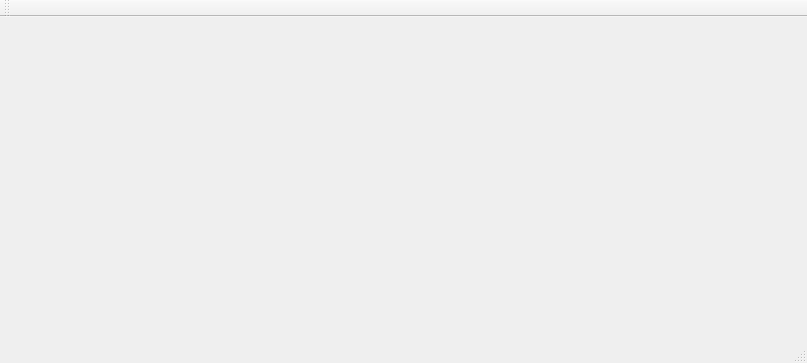
Above: GraphicsViewDemo/GraphicsViewDemo.ui from MarkChen16/QtDemo before the change. Below: the same form after it.
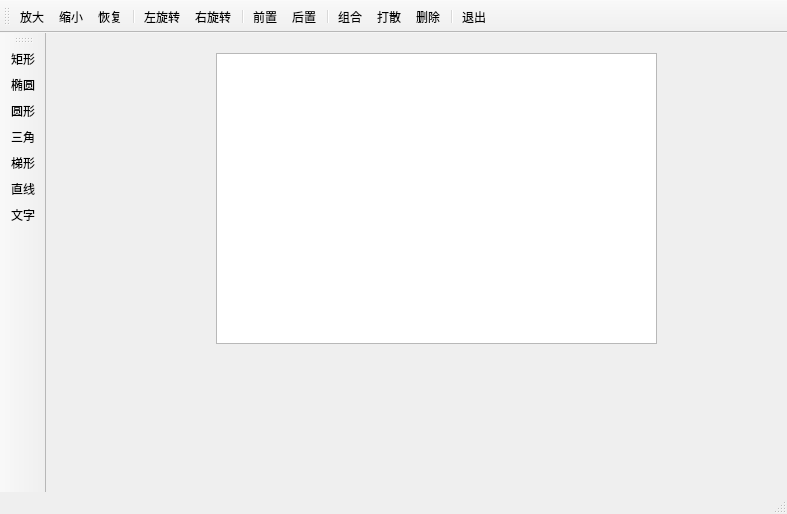
That is the form after the change. Icons and pictures are not drawn. Custom widgets are drawn as their Qt base class.

```diff
--- a/GraphicsViewDemo/GraphicsViewDemo.ui
+++ b/GraphicsViewDemo/GraphicsViewDemo.ui
@@ -6,14 +6,34 @@
    <rect>
     <x>0</x>
     <y>0</y>
-    <width>807</width>
-    <height>363</height>
+    <width>787</width>
+    <height>514</height>
    </rect>
   </property>
   <property name="windowTitle">
    <string>GraphicsViewDemo</string>
   </property>
-  <widget class="QWidget" name="centralWidget"/>
+  <widget class="QWidget" name="centralWidget">
+   <widget class="QWGraphicsView" name="graphicsView">
+    <property name="geometry">
+     <rect>
+      <x>170</x>
+      <y>20</y>
+      <width>441</width>
+      <height>291</height>
+     </rect>
+    </property>
+    <property name="verticalScrollBarPolicy">
+     <enum>Qt::ScrollBarAsNeeded</enum>
+    </property>
+    <property name="horizontalScrollBarPolicy">
+     <enum>Qt::ScrollBarAsNeeded</enum>
+    </property>
+    <property name="sizeAdjustPolicy">
+     <enum>QAbstractScrollArea::AdjustIgnored</enum>
+    </property>
+   </widget>
+  </widget>
   <widget class="QMenuBar" name="menuBar">
    <property name="geometry">
     <rect>
@@ -25,16 +45,251 @@
    </property>
   </widget>
   <widget class="QToolBar" name="mainToolBar">
+   <property name="toolButtonStyle">
+    <enum>Qt::ToolButtonTextUnderIcon</enum>
+   </property>
    <attribute name="toolBarArea">
     <enum>TopToolBarArea</enum>
    </attribute>
    <attribute name="toolBarBreak">
     <bool>false</bool>
    </attribute>
+   <addaction name="actEnlarge"/>
+   <addaction name="actLessen"/>
+   <addaction name="actGoBack"/>
+   <addaction name="separator"/>
+   <addaction name="actLeftTrans"/>
+   <addaction name="actRightTrans"/>
+   <addaction name="separator"/>
+   <addaction name="actGoFront"/>
+   <addaction name="actGoBottom"/>
+   <addaction name="separator"/>
+   <addaction name="actGroup"/>
+   <addaction name="actNoGroup"/>
+   <addaction name="actDel"/>
+   <addaction name="separator"/>
+   <addaction name="actQuit"/>
   </widget>
   <widget class="QStatusBar" name="statusBar"/>
+  <widget class="QToolBar" name="toolBar">
+   <property name="acceptDrops">
+    <bool>false</bool>
+   </property>
+   <property name="windowTitle">
+    <string>toolBar</string>
+   </property>
+   <property name="toolButtonStyle">
+    <enum>Qt::ToolButtonTextUnderIcon</enum>
+   </property>
+   <attribute name="toolBarArea">
+    <enum>LeftToolBarArea</enum>
+   </attribute>
+   <attribute name="toolBarBreak">
+    <bool>false</bool>
+   </attribute>
+   <addaction name="actRect"/>
+   <addaction name="actEllipse1"/>
+   <addaction name="actEllipse2"/>
+   <addaction name="actPolygon1"/>
+   <addaction name="actPolygon2"/>
+   <addaction name="actLine"/>
+   <addaction name="actText"/>
+  </widget>
+  <action name="actEnlarge">
+   <property name="icon">
+    <iconset resource="GraphicsViewDemo.qrc">
+     <normaloff>:/GraphicsViewDemo/Resources/ACTIVITL.ICO</normaloff>:/GraphicsViewDemo/Resources/ACTIVITL.ICO</iconset>
+   </property>
+   <property name="text">
+    <string>放大</string>
+   </property>
+  </action>
+  <action name="actLessen">
+   <property name="icon">
+    <iconset resource="GraphicsViewDemo.qrc">
+     <normaloff>:/GraphicsViewDemo/Resources/EXITEML.ICO</normaloff>:/GraphicsViewDemo/Resources/EXITEML.ICO</iconset>
+   </property>
+   <property name="text">
+    <string>缩小</string>
+   </property>
+  </action>
+  <action name="actGoBack">
+   <property name="icon">
+    <iconset resource="GraphicsViewDemo.qrc">
+     <normaloff>:/GraphicsViewDemo/Resources/CONTACTL.ICO</normaloff>:/GraphicsViewDemo/Resources/CONTACTL.ICO</iconset>
+   </property>
+   <property name="text">
+    <string>恢复</string>
+   </property>
+  </action>
+  <action name="actLeftTrans">
+   <property name="icon">
+    <iconset resource="GraphicsViewDemo.qrc">
+     <normaloff>:/GraphicsViewDemo/Resources/REFBAR.ICO</normaloff>:/GraphicsViewDemo/Resources/REFBAR.ICO</iconset>
+   </property>
+   <property name="text">
+    <string>左旋转</string>
+   </property>
+  </action>
+  <action name="actRightTrans">
+   <property name="icon">
+    <iconset resource="GraphicsViewDemo.qrc">
+     <normaloff>:/GraphicsViewDemo/Resources/MYSL.ICO</normaloff>:/GraphicsViewDemo/Resources/MYSL.ICO</iconset>
+   </property>
+   <property name="text">
+    <string>右旋转</string>
+   </property>
+  </action>
+  <action name="actGoFront">
+   <property name="icon">
+    <iconset resource="GraphicsViewDemo.qrc">
+     <normaloff>:/GraphicsViewDemo/Resources/NOTEL.ICO</normaloff>:/GraphicsViewDemo/Resources/NOTEL.ICO</iconset>
+   </property>
+   <property name="text">
+    <string>前置</string>
+   </property>
+  </action>
+  <action name="actGoBottom">
+   <property name="icon">
+    <iconset resource="GraphicsViewDemo.qrc">
+     <normaloff>:/GraphicsViewDemo/Resources/SCDREQL.ICO</normaloff>:/GraphicsViewDemo/Resources/SCDREQL.ICO</iconset>
+   </property>
+   <property name="text">
+    <string>后置</string>
+   </property>
+  </action>
+  <action name="actGroup">
+   <property name="icon">
+    <iconset resource="GraphicsViewDemo.qrc">
+     <normaloff>:/GraphicsViewDemo/Resources/APPTL.ICO</normaloff>:/GraphicsViewDemo/Resources/APPTL.ICO</iconset>
+   </property>
+   <property name="text">
+    <string>组合</string>
+   </property>
+  </action>
+  <action name="actNoGroup">
+   <property name="icon">
+    <iconset resource="GraphicsViewDemo.qrc">
+     <normaloff>:/GraphicsViewDemo/Resources/POSTITL.ICO</normaloff>:/GraphicsViewDemo/Resources/POSTITL.ICO</iconset>
+   </property>
+   <property name="text">
+    <string>打散</string>
+   </property>
+  </action>
+  <action name="actDel">
+   <property name="icon">
+    <iconset resource="GraphicsViewDemo.qrc">
+     <normaloff>:/GraphicsViewDemo/Resources/CNFNOT.ICO</normaloff>:/GraphicsViewDemo/Resources/CNFNOT.ICO</iconset>
+   </property>
+   <property name="text">
+    <string>删除</string>
+   </property>
+  </action>
+  <action name="actQuit">
+   <property name="icon">
+    <iconset resource="GraphicsViewDemo.qrc">
+     <normaloff>:/GraphicsViewDemo/Resources/OOFL.ICO</normaloff>:/GraphicsViewDemo/Resources/OOFL.ICO</iconset>
+   </property>
+   <property name="text">
+    <string>退出</string>
+   </property>
+  </action>
+  <action name="actRect">
+   <property name="checkable">
+    <bool>true</bool>
+   </property>
+   <property name="checked">
+    <bool>false</bool>
+   </property>
+   <property name="icon">
+    <iconset resource="GraphicsViewDemo.qrc">
+     <normaloff>:/GraphicsViewDemo/Resources/TASKL.ICO</normaloff>:/GraphicsViewDemo/Resources/TASKL.ICO</iconset>
+   </property>
+   <property name="text">
+    <string>矩形</string>
+   </property>
+  </action>
+  <action name="actEllipse1">
+   <property name="checkable">
+    <bool>true</bool>
+   </property>
+   <property name="icon">
+    <iconset resource="GraphicsViewDemo.qrc">
+     <normaloff>:/GraphicsViewDemo/Resources/TASKL.ICO</normaloff>:/GraphicsViewDemo/Resources/TASKL.ICO</iconset>
+   </property>
+   <property name="text">
+    <string>椭圆</string>
+   </property>
+  </action>
+  <action name="actEllipse2">
+   <property name="checkable">
+    <bool>true</bool>
+   </property>
+   <property name="icon">
+    <iconset resource="GraphicsViewDemo.qrc">
+     <normaloff>:/GraphicsViewDemo/Resources/TASKL.ICO</normaloff>:/GraphicsViewDemo/Resources/TASKL.ICO</iconset>
+   </property>
+   <property name="text">
+    <string>圆形</string>
+   </property>
+  </action>
+  <action name="actPolygon1">
+   <property name="checkable">
+    <bool>true</bool>
+   </property>
+   <property name="icon">
+    <iconset resource="GraphicsViewDemo.qrc">
+     <normaloff>:/GraphicsViewDemo/Resources/TASKL.ICO</normaloff>:/GraphicsViewDemo/Resources/TASKL.ICO</iconset>
+   </property>
+   <property name="text">
+    <string>三角</string>
+   </property>
+  </action>
+  <action name="actPolygon2">
+   <property name="checkable">
+    <bool>true</bool>
+   </property>
+   <property name="icon">
+    <iconset resource="GraphicsViewDemo.qrc">
+     <normaloff>:/GraphicsViewDemo/Resources/TASKL.ICO</normaloff>:/GraphicsViewDemo/Resources/TASKL.ICO</iconset>
+   </property>
+   <property name="text">
+    <string>梯形</string>
+   </property>
+  </action>
+  <action name="actLine">
+   <property name="checkable">
+    <bool>true</bool>
+   </property>
+   <property name="icon">
+    <iconset resource="GraphicsViewDemo.qrc">
+     <normaloff>:/GraphicsViewDemo/Resources/TASKL.ICO</normaloff>:/GraphicsViewDemo/Resources/TASKL.ICO</iconset>
+   </property>
+   <property name="text">
+    <string>直线</string>
+   </property>
+  </action>
+  <action name="actText">
+   <property name="checkable">
+    <bool>true</bool>
+   </property>
+   <property name="icon">
+    <iconset resource="GraphicsViewDemo.qrc">
+     <normaloff>:/GraphicsViewDemo/Resources/TASKL.ICO</normaloff>:/GraphicsViewDemo/Resources/TASKL.ICO</iconset>
+   </property>
+   <property name="text">
+    <string>文字</string>
+   </property>
+  </action>
  </widget>
  <layoutdefault spacing="6" margin="11"/>
+ <customwidgets>
+  <customwidget>
+   <class>QWGraphicsView</class>
+   <extends>QGraphicsView</extends>
+   <header location="global">qwgraphicsview.h</header>
+  </customwidget>
+ </customwidgets>
  <resources>
   <include location="GraphicsViewDemo.qrc"/>
  </resources>
```
Left out of the diff: 21 changed lines with no effect on the pictures.
